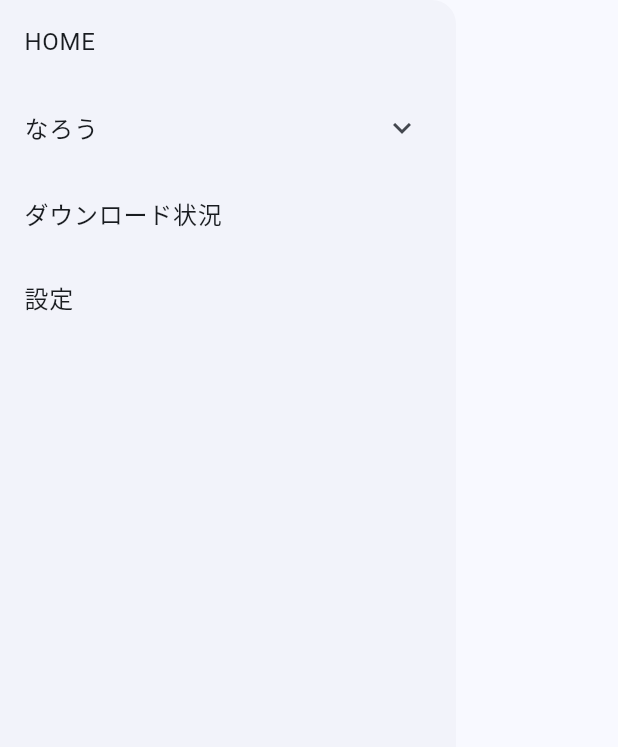
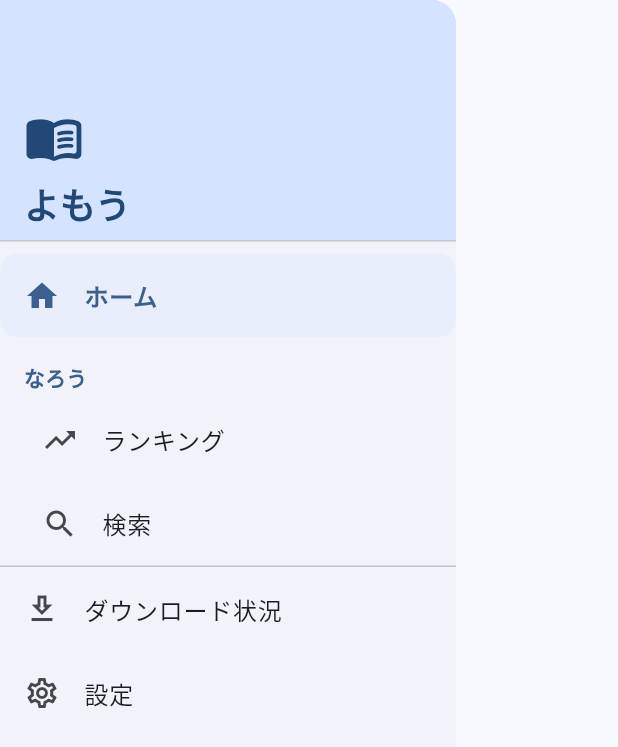
Before and after one commit to daken-dev/yomou, a Flutter app: the AppDrawer widget shown alone on an empty page, opened directly, on a phone screen of 412 x 824 dp. Shown: the top 747 px of the screen. Run offline on Flutter 3.47's test engine with Material 3 defaults, Android fonts, the phone set to English and light mode, and no system bars; our stand-ins replace dio, flutter_riverpod, go_router; missing offline and left inert: kumihan, sqlite3.

Commit message:
feat: redesign app drawer with improved layout and navigation items

```diff
--- a/lib/features/navigation/presentation/widgets/app_drawer.dart
+++ b/lib/features/navigation/presentation/widgets/app_drawer.dart
@@ -6,30 +6,89 @@ class AppDrawer extends StatelessWidget {
 
   @override
   Widget build(BuildContext context) {
+    final theme = Theme.of(context);
+    final currentLocation = GoRouterState.of(context).uri.toString();
+
     return Drawer(
-      child: ListView(
+      child: Column(
         children: [
-          ListTile(title: const Text('HOME'), onTap: () => _go(context, '/')),
-          ExpansionTile(
-            title: const Text('なろう'),
+          DrawerHeader(
+            decoration: BoxDecoration(
+              color: theme.colorScheme.primaryContainer,
+            ),
+            child: SizedBox(
+              width: double.infinity,
+              child: Column(
+                crossAxisAlignment: CrossAxisAlignment.start,
+                mainAxisAlignment: MainAxisAlignment.end,
                 children: [
-              ListTile(
-                title: const Text('ランキング'),
-                onTap: () => _go(context, '/narou/ranking'),
+                  Icon(
+                    Icons.menu_book_rounded,
+                    size: 40,
+                    color: theme.colorScheme.onPrimaryContainer,
                   ),
-              ListTile(
-                title: const Text('検索'),
-                onTap: () => _go(context, '/narou/search'),
+                  const SizedBox(height: 8),
+                  Text(
+                    'よもう',
+                    style: theme.textTheme.headlineSmall?.copyWith(
+                      color: theme.colorScheme.onPrimaryContainer,
+                      fontWeight: FontWeight.bold,
+                    ),
                   ),
                 ],
               ),
-          ListTile(
-            title: const Text('ダウンロード状況'),
+            ),
+          ),
+          Expanded(
+            child: ListView(
+              padding: EdgeInsets.zero,
+              children: [
+                _DrawerItem(
+                  icon: Icons.home_outlined,
+                  selectedIcon: Icons.home,
+                  label: 'ホーム',
+                  location: '/',
+                  currentLocation: currentLocation,
+                  onTap: () => _go(context, '/'),
+                ),
+                const _SectionHeader(title: 'なろう'),
+                _DrawerItem(
+                  icon: Icons.trending_up_outlined,
+                  selectedIcon: Icons.trending_up,
+                  label: 'ランキング',
+                  location: '/narou/ranking',
+                  currentLocation: currentLocation,
+                  onTap: () => _go(context, '/narou/ranking'),
+                  indent: true,
+                ),
+                _DrawerItem(
+                  icon: Icons.search_outlined,
+                  selectedIcon: Icons.search,
+                  label: '検索',
+                  location: '/narou/search',
+                  currentLocation: currentLocation,
+                  onTap: () => _go(context, '/narou/search'),
+                  indent: true,
+                ),
+                const Divider(height: 1),
+                _DrawerItem(
+                  icon: Icons.download_outlined,
+                  selectedIcon: Icons.download,
+                  label: 'ダウンロード状況',
+                  location: '/downloads',
+                  currentLocation: currentLocation,
                   onTap: () => _go(context, '/downloads'),
                 ),
-          ListTile(
-            title: const Text('設定'),
+                _DrawerItem(
+                  icon: Icons.settings_outlined,
+                  selectedIcon: Icons.settings,
+                  label: '設定',
+                  location: '/settings',
+                  currentLocation: currentLocation,
                   onTap: () => _go(context, '/settings'),
+                ),
+              ],
+            ),
           ),
         ],
       ),
@@ -42,3 +101,76 @@ class AppDrawer extends StatelessWidget {
     router.go(location);
   }
 }
+
+class _SectionHeader extends StatelessWidget {
+  const _SectionHeader({required this.title});
+
+  final String title;
+
+  @override
+  Widget build(BuildContext context) {
+    final theme = Theme.of(context);
+    return Padding(
+      padding: const EdgeInsets.fromLTRB(16, 16, 16, 4),
+      child: Text(
+        title,
+        style: theme.textTheme.labelLarge?.copyWith(
+          color: theme.colorScheme.primary,
+          fontWeight: FontWeight.w600,
+        ),
+      ),
+    );
+  }
+}
+
+class _DrawerItem extends StatelessWidget {
+  const _DrawerItem({
+    required this.icon,
+    required this.selectedIcon,
+    required this.label,
+    required this.location,
+    required this.currentLocation,
+    required this.onTap,
+    this.indent = false,
+  });
+
+  final IconData icon;
+  final IconData selectedIcon;
+  final String label;
+  final String location;
+  final String currentLocation;
+  final VoidCallback onTap;
+  final bool indent;
+
+  @override
+  Widget build(BuildContext context) {
+    final isSelected = currentLocation == location ||
+        (location != '/' && currentLocation.startsWith(location));
+    final theme = Theme.of(context);
+
+    return Padding(
+      padding: EdgeInsets.only(left: indent ? 12 : 0),
+      child: ListTile(
+        leading: Icon(
+          isSelected ? selectedIcon : icon,
+          color: isSelected ? theme.colorScheme.primary : null,
+        ),
+        title: Text(
+          label,
+          style: TextStyle(
+            fontWeight: isSelected ? FontWeight.w600 : FontWeight.normal,
+            color: isSelected ? theme.colorScheme.primary : null,
+          ),
+        ),
+        selected: isSelected,
+        selectedTileColor: theme.colorScheme.primaryContainer.withValues(
+          alpha: 0.3,
+        ),
+        shape: RoundedRectangleBorder(
+          borderRadius: BorderRadius.circular(12),
+        ),
+        onTap: onTap,
+      ),
+    );
+  }
+}
```
Lines whose indentation alone changed are shown as unchanged.
